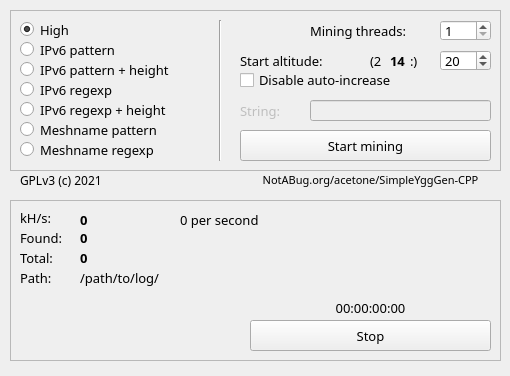
The window that src-qt/widget.ui (perguth/acetone-SimpleYggGen-CPP) describes before a commit, drawn with Qt 5.
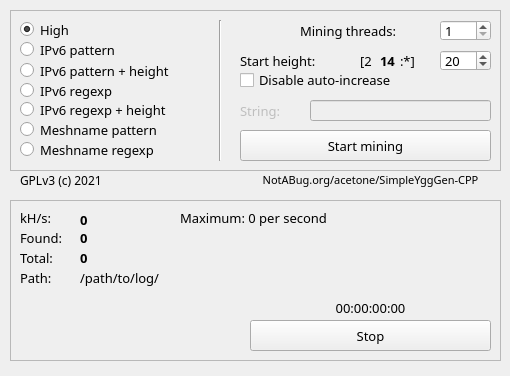
The same window after the commit. Icons and pictures are not drawn.

Commit message: maximum speed shows

```diff
--- a/src-qt/widget.ui
+++ b/src-qt/widget.ui
@@ -90,7 +90,7 @@
      <rect>
       <x>70</x>
       <y>10</y>
-      <width>71</width>
+      <width>81</width>
       <height>20</height>
      </rect>
     </property>
@@ -132,7 +132,7 @@
      <rect>
       <x>70</x>
       <y>30</y>
-      <width>71</width>
+      <width>81</width>
       <height>16</height>
      </rect>
     </property>
@@ -178,7 +178,7 @@
       <x>170</x>
       <y>30</y>
       <width>311</width>
-      <height>20</height>
+      <height>16</height>
      </rect>
     </property>
     <property name="font">
@@ -219,7 +219,7 @@
       <x>170</x>
       <y>10</y>
       <width>311</width>
-      <height>20</height>
+      <height>16</height>
      </rect>
     </property>
     <property name="font">
@@ -229,7 +229,7 @@
      </font>
     </property>
     <property name="text">
-     <string>0 per second</string>
+     <string>Maximum: 0 per second</string>
     </property>
     <property name="alignment">
      <set>Qt::AlignLeading|Qt::AlignLeft|Qt::AlignVCenter</set>
@@ -429,7 +429,7 @@
       <x>10</x>
       <y>70</y>
       <width>201</width>
-      <height>19</height>
+      <height>21</height>
      </rect>
     </property>
     <property name="font">
@@ -467,7 +467,7 @@
       <x>10</x>
       <y>50</y>
       <width>201</width>
-      <height>19</height>
+      <height>21</height>
      </rect>
     </property>
     <property name="font">
@@ -485,7 +485,7 @@
      <rect>
       <x>230</x>
       <y>40</y>
-      <width>141</width>
+      <width>111</width>
       <height>21</height>
      </rect>
     </property>
@@ -499,7 +499,7 @@
      <enum>Qt::LeftToRight</enum>
     </property>
     <property name="text">
-     <string>Start altitude:</string>
+     <string>Start height:</string>
     </property>
     <property name="textFormat">
      <enum>Qt::PlainText</enum>
@@ -508,9 +508,9 @@
    <widget class="QLabel" name="x_doubledot">
     <property name="geometry">
      <rect>
-      <x>400</x>
+      <x>390</x>
       <y>40</y>
-      <width>20</width>
+      <width>31</width>
       <height>21</height>
      </rect>
     </property>
@@ -521,13 +521,13 @@
      </font>
     </property>
     <property name="text">
-     <string>:)</string>
+     <string>:*]</string>
     </property>
    </widget>
    <widget class="QLabel" name="secondByte">
     <property name="geometry">
      <rect>
-      <x>380</x>
+      <x>370</x>
       <y>40</y>
       <width>21</width>
       <height>21</height>
@@ -573,7 +573,7 @@
    <widget class="QLabel" name="x_firstByte">
     <property name="geometry">
      <rect>
-      <x>360</x>
+      <x>350</x>
       <y>40</y>
       <width>16</width>
       <height>21</height>
@@ -586,7 +586,7 @@
      </font>
     </property>
     <property name="text">
-     <string>(2</string>
+     <string>[2</string>
     </property>
    </widget>
    <widget class="Line" name="pipe">
@@ -657,9 +657,9 @@
    <widget class="QLabel" name="x_threads">
     <property name="geometry">
      <rect>
-      <x>300</x>
+      <x>290</x>
       <y>10</y>
-      <width>121</width>
+      <width>131</width>
       <height>21</height>
      </rect>
     </property>
```
The commit also changes 3 other files.
